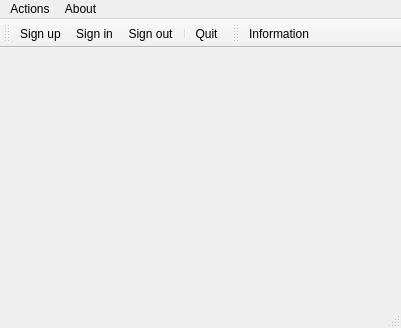
Qt form client/Client.ui (canercandan/qlik) before a commit.
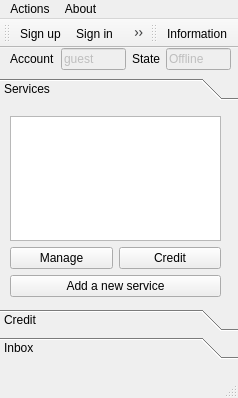
The same form after that commit. Icons and pictures are not drawn.

What changed in the file:
```diff
--- a/client/Client.ui
+++ b/client/Client.ui
@@ -5,20 +5,159 @@
    <rect>
     <x>0</x>
     <y>0</y>
-    <width>401</width>
-    <height>328</height>
+    <width>238</width>
+    <height>398</height>
    </rect>
   </property>
   <property name="windowTitle" >
    <string>Client</string>
   </property>
-  <widget class="QWidget" name="centralwidget" />
+  <widget class="QWidget" name="centralwidget" >
+   <widget class="QToolBox" name="toolBox" >
+    <property name="geometry" >
+     <rect>
+      <x>0</x>
+      <y>30</y>
+      <width>241</width>
+      <height>281</height>
+     </rect>
+    </property>
+    <property name="currentIndex" >
+     <number>0</number>
+    </property>
+    <widget class="QWidget" name="services" >
+     <property name="geometry" >
+      <rect>
+       <x>0</x>
+       <y>0</y>
+       <width>241</width>
+       <height>197</height>
+      </rect>
+     </property>
+     <attribute name="label" >
+      <string>Services</string>
+     </attribute>
+     <widget class="QWidget" name="verticalLayout" >
+      <property name="geometry" >
+       <rect>
+        <x>10</x>
+        <y>10</y>
+        <width>211</width>
+        <height>181</height>
+       </rect>
+      </property>
+      <layout class="QVBoxLayout" >
+       <item>
+        <widget class="QListWidget" name="listWidget" />
+       </item>
+       <item>
+        <layout class="QHBoxLayout" >
+         <item>
+          <widget class="QPushButton" name="pushButton" >
+           <property name="text" >
+            <string>Manage</string>
+           </property>
+          </widget>
+         </item>
+         <item>
+          <widget class="QPushButton" name="pushButton_3" >
+           <property name="text" >
+            <string>Credit</string>
+           </property>
+          </widget>
+         </item>
+        </layout>
+       </item>
+       <item>
+        <widget class="QPushButton" name="pushButton_2" >
+         <property name="text" >
+          <string>Add a new service</string>
+         </property>
+        </widget>
+       </item>
+      </layout>
+     </widget>
+    </widget>
+    <widget class="QWidget" name="credit" >
+     <property name="geometry" >
+      <rect>
+       <x>0</x>
+       <y>0</y>
+       <width>241</width>
+       <height>197</height>
+      </rect>
+     </property>
+     <attribute name="label" >
+      <string>Credit</string>
+     </attribute>
+    </widget>
+    <widget class="QWidget" name="inbox" >
+     <property name="geometry" >
+      <rect>
+       <x>0</x>
+       <y>0</y>
+       <width>241</width>
+       <height>197</height>
+      </rect>
+     </property>
+     <attribute name="label" >
+      <string>Inbox</string>
+     </attribute>
+    </widget>
+   </widget>
+   <widget class="QWidget" name="horizontalLayout" >
+    <property name="geometry" >
+     <rect>
+      <x>10</x>
+      <y>0</y>
+      <width>221</width>
+      <height>22</height>
+     </rect>
+    </property>
+    <layout class="QHBoxLayout" >
+     <item>
+      <widget class="QLabel" name="label" >
+       <property name="text" >
+        <string>Account</string>
+       </property>
+      </widget>
+     </item>
+     <item>
+      <widget class="QLineEdit" name="infoAccount" >
+       <property name="enabled" >
+        <bool>false</bool>
+       </property>
+       <property name="text" >
+        <string>guest</string>
+       </property>
+      </widget>
+     </item>
+     <item>
+      <widget class="QLabel" name="label_2" >
+       <property name="text" >
+        <string>State</string>
+       </property>
+      </widget>
+     </item>
+     <item>
+      <widget class="QLineEdit" name="infoStatus" >
+       <property name="enabled" >
+        <bool>false</bool>
+       </property>
+       <property name="text" >
+        <string>Offline</string>
+       </property>
+      </widget>
+     </item>
+    </layout>
+   </widget>
+  </widget>
   <widget class="QMenuBar" name="menubar" >
    <property name="geometry" >
     <rect>
      <x>0</x>
      <y>0</y>
-     <width>401</width>
+     <width>238</width>
      <height>26</height>
     </rect>
    </property>
```
